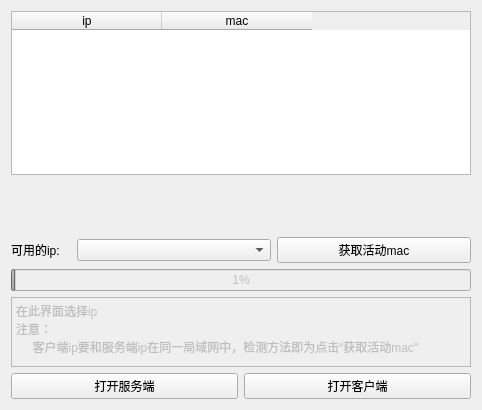
Old version of the form selectip.ui in the repository VictorySong/ls.
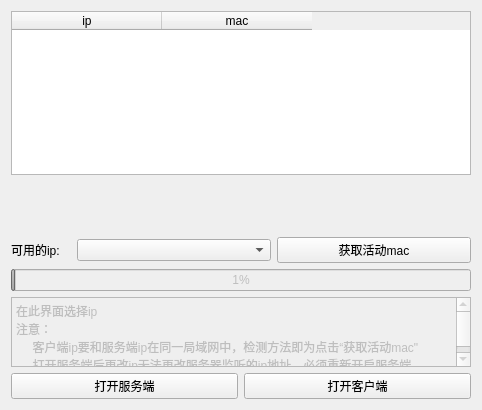
New version of the form.

```diff
--- a/selectip.ui
+++ b/selectip.ui
@@ -122,7 +122,7 @@
        <property name="maximumSize">
         <size>
          <width>16777215</width>
-         <height>70</height>
+         <height>75</height>
         </size>
        </property>
        <property name="html">
@@ -132,7 +132,8 @@
 &lt;/style&gt;&lt;/head&gt;&lt;body style=&quot; font-family:'SimSun'; font-size:9pt; font-weight:400; font-style:normal;&quot;&gt;
 &lt;p style=&quot; margin-top:0px; margin-bottom:0px; margin-left:0px; margin-right:0px; -qt-block-indent:0; text-indent:0px;&quot;&gt;在此界面选择ip &lt;/p&gt;
 &lt;p style=&quot; margin-top:0px; margin-bottom:0px; margin-left:0px; margin-right:0px; -qt-block-indent:0; text-indent:0px;&quot;&gt;注意：&lt;/p&gt;
-&lt;p style=&quot; margin-top:0px; margin-bottom:0px; margin-left:0px; margin-right:0px; -qt-block-indent:0; text-indent:0px;&quot;&gt;     客户端ip要和服务端ip在同一局域网中，检测方法即为点击“获取活动mac&amp;quot; &lt;/p&gt;&lt;/body&gt;&lt;/html&gt;</string>
+&lt;p style=&quot; margin-top:0px; margin-bottom:0px; margin-left:0px; margin-right:0px; -qt-block-indent:0; text-indent:0px;&quot;&gt;     客户端ip要和服务端ip在同一局域网中，检测方法即为点击“获取活动mac&amp;quot;&lt;/p&gt;
+&lt;p style=&quot; margin-top:0px; margin-bottom:0px; margin-left:0px; margin-right:0px; -qt-block-indent:0; text-indent:0px;&quot;&gt;     打开服务端后更改ip无法更改服务器监听的ip地址，必须重新开启服务端&lt;/p&gt;&lt;/body&gt;&lt;/html&gt;</string>
        </property>
       </widget>
      </item>
```
